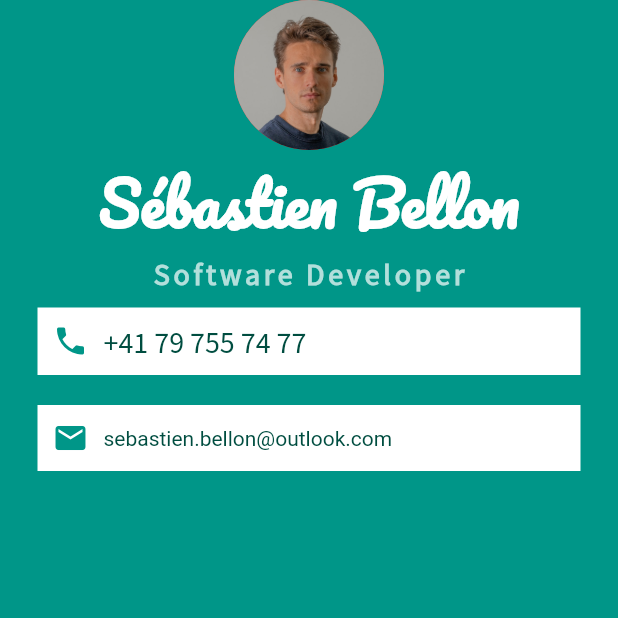
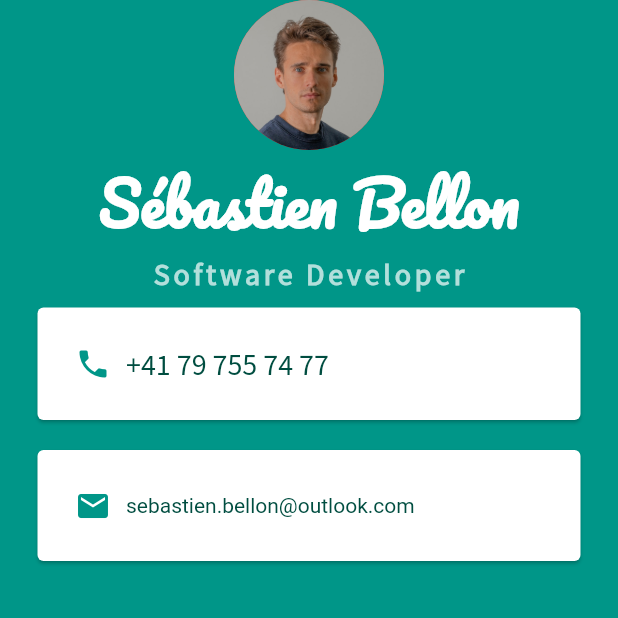
Before and after one commit to sebastienBellon/miCard, a Flutter app: the screen it shows after launch, on a phone screen of 412 x 824 dp, the top half of it. Run offline on Flutter 3.47's test engine with Material 2 defaults, Android fonts, the phone set to English and light mode, and no system bars.

Commit message:
♻️ refactor using card with padding

```diff
--- a/lib/main.dart
+++ b/lib/main.dart
@@ -39,13 +39,14 @@ class MyApp extends StatelessWidget {
                 letterSpacing: 2.5,
               ),
             ),
-            Container(
+            Card(
               color: Colors.white,
               margin: EdgeInsets.symmetric(
                 vertical: 10.0,
                 horizontal: 25.0,
               ),
-              padding: EdgeInsets.all(10.0),
+              child: Padding(
+                padding: EdgeInsets.all(25.0),
                 child: Row(
                   children: <Widget>[
                     Icon(Icons.phone, color: Colors.teal),
@@ -63,13 +64,15 @@ class MyApp extends StatelessWidget {
                   ],
                 ),
               ),
-            Container(
+            ),
+            Card(
               color: Colors.white,
               margin: EdgeInsets.symmetric(
                 vertical: 10.0,
                 horizontal: 25.0,
               ),
-              padding: EdgeInsets.all(10.0),
+              child: Padding(
+                padding: EdgeInsets.all(25.0),
                 child: Row(
                   children: <Widget>[
                     Icon(
@@ -88,6 +91,7 @@ class MyApp extends StatelessWidget {
                   ],
                 ),
               ),
+            ),
           ]),
         ),
       ),
```
Lines whose indentation alone changed are shown as unchanged.
